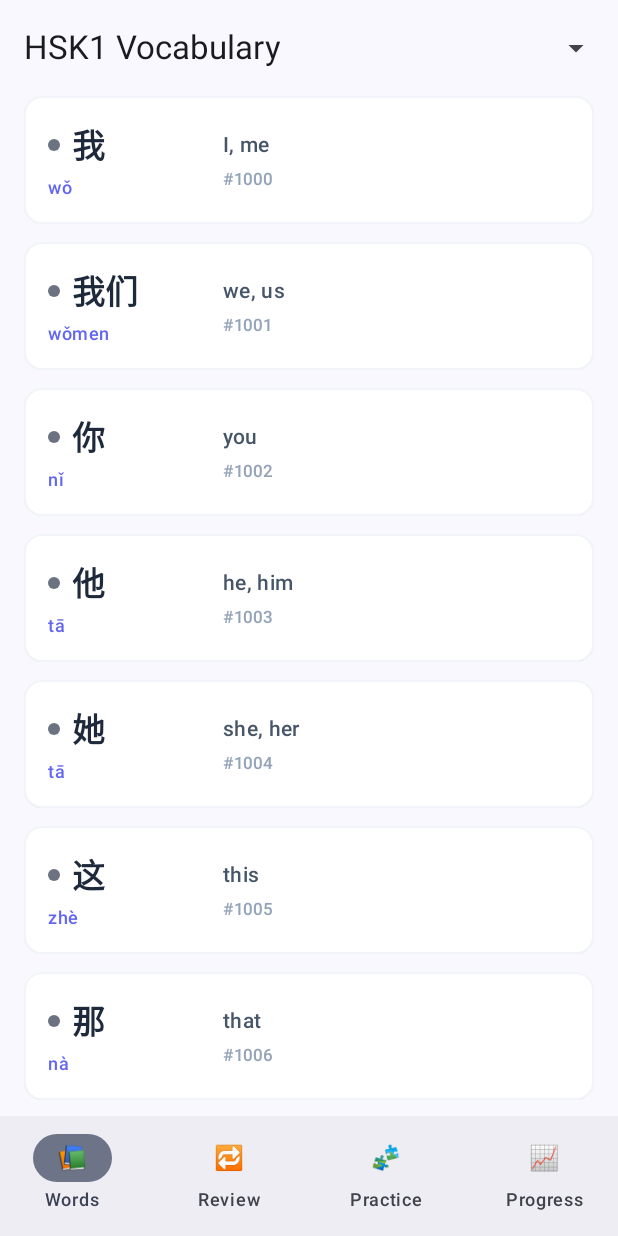
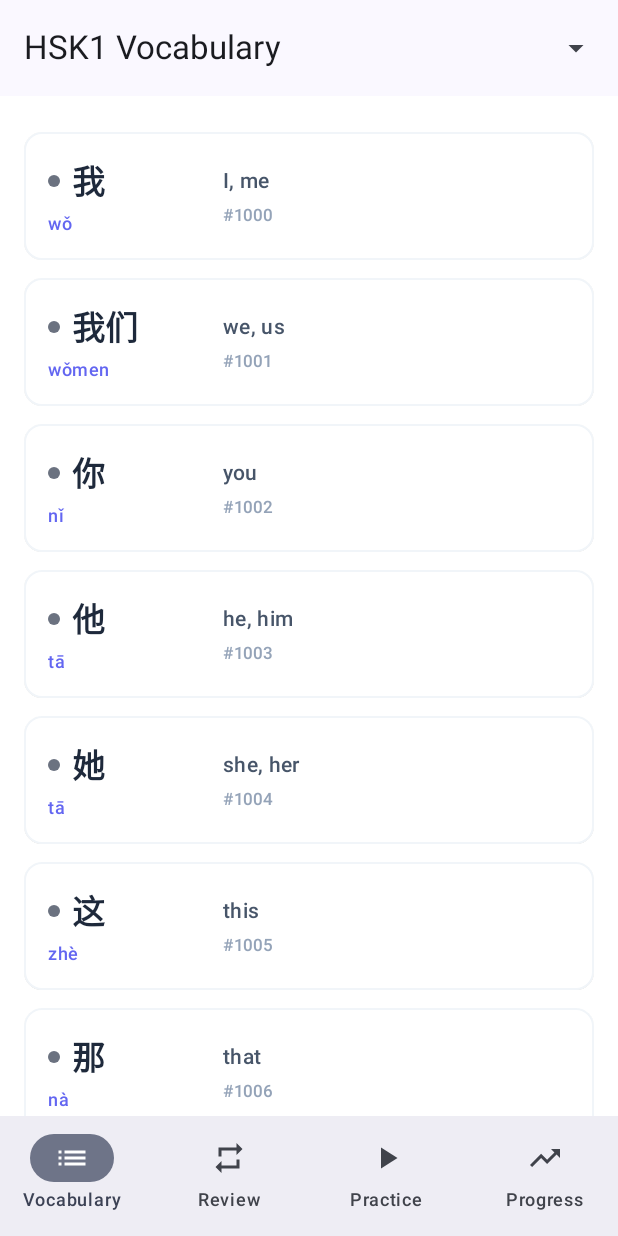
Before and after one commit to salmanajma3862/hsk4mastery-kotlin, an Android app built with Jetpack Compose: the screen it shows after launch (MainActivity), on a phone screen of 412 x 824 dp. Run offline under Robolectric (Android 15) with nearby library versions, the phone set to English and light mode, and no system bars; our stand-ins replace Dagger/Hilt's generated code, Room's generated code.

Commit message:
Refactor AppNavigation and WordListScreen: update navigation labels for clarity and enhance UI with Surface for better background handling

```diff
--- a/app/src/main/java/com/salmanajmal/hsk4mastery/ui/navigation/AppNavigation.kt
+++ b/app/src/main/java/com/salmanajmal/hsk4mastery/ui/navigation/AppNavigation.kt
@@ -2,8 +2,11 @@ package com.salmanajmal.hsk4mastery.ui.navigation
 
 import androidx.compose.foundation.layout.padding
 import androidx.compose.material.icons.Icons
-import androidx.compose.material.icons.filled.AutoStories
 import androidx.compose.material.icons.filled.List
+import androidx.compose.material.icons.filled.Repeat
+import androidx.compose.material.icons.filled.PlayArrow
+import androidx.compose.material.icons.filled.TrendingUp
+import androidx.compose.material3.Icon
 import androidx.compose.material3.NavigationBar
 import androidx.compose.material3.NavigationBarItem
 import androidx.compose.material3.Scaffold
@@ -33,7 +36,7 @@ object Routes {
 fun AppNavigation() {
     val navController = rememberNavController()
     val items = listOf(
-        Routes.WordList to "Words",
+        Routes.WordList to "Vocabulary",
         Routes.ReviewDashboard to "Review",
         Routes.Practice to "Practice",
         Routes.Progress to "Progress",
@@ -61,14 +64,14 @@ fun AppNavigation() {
                                     restoreState = true
                                 }
                             },
-                            icon = { Text(
+                            icon = {
                                 when (route) {
-                                    Routes.ReviewDashboard -> "🔁"
-                                    Routes.Practice -> "🧩"
-                                    Routes.Progress -> "📈"
-                                    else -> "📚"
+                                    Routes.ReviewDashboard -> Icon(imageVector = Icons.Default.Repeat, contentDescription = "Review")
+                                    Routes.Practice -> Icon(imageVector = Icons.Default.PlayArrow, contentDescription = "Practice")
+                                    Routes.Progress -> Icon(imageVector = Icons.Default.TrendingUp, contentDescription = "Progress")
+                                    else -> Icon(imageVector = Icons.Default.List, contentDescription = "Words")
                                 }
-                            ) },
+                            },
                             label = { Text(label) }
                         )
                     }
--- a/app/src/main/java/com/salmanajmal/hsk4mastery/ui/wordlist/WordListScreen.kt
+++ b/app/src/main/java/com/salmanajmal/hsk4mastery/ui/wordlist/WordListScreen.kt
@@ -6,6 +6,7 @@ import androidx.compose.foundation.lazy.items
 import androidx.compose.material3.CircularProgressIndicator
 import androidx.compose.material3.MaterialTheme
 import androidx.compose.material3.Scaffold
+import androidx.compose.material3.Surface
 import androidx.compose.material3.Text
 import androidx.compose.material3.TopAppBar
 import androidx.compose.material3.ExperimentalMaterial3Api
@@ -87,7 +88,8 @@ fun WordListScreen(
             )
         }
     ) { padding ->
-        // Background gradient approximation
+        // Use a white Surface like PracticeScreen
+        Surface(modifier = Modifier.fillMaxSize(), color = Color.White) {
             Box(
                 modifier = Modifier
                     .fillMaxSize()
@@ -107,7 +109,7 @@ fun WordListScreen(
                         )
                     }
                 } else {
-                Column(Modifier.fillMaxSize()) {
+                    Column(Modifier.fillMaxSize().padding(top = 24.dp)) {
                         LazyColumn(
                             modifier = Modifier.fillMaxSize(),
                             // Add extra bottom padding so last items are not obscured by bottom bar
@@ -127,3 +129,4 @@ fun WordListScreen(
             }
         }
     }
+}
```
Lines whose indentation alone changed are shown as unchanged.
